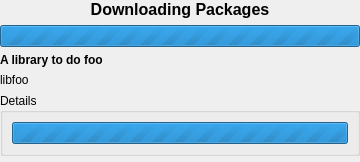
Before: the Qt Designer form libkpackagekit/KpkTransaction.ui in KDE/apper, drawn with Qt 5.
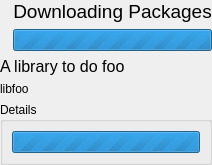
After: the same form once the commit is applied. Custom widgets are drawn as their Qt base class.

Patch:
```diff
--- a/libkpackagekit/KpkTransaction.ui
+++ b/libkpackagekit/KpkTransaction.ui
@@ -1,92 +1,104 @@
 <ui version="4.0" >
  <class>KpkTransaction</class>
- <widget class="QWidget" name="KpkTransaction" >
-  <property name="windowModality" >
-   <enum>Qt::NonModal</enum>
-  </property>
-  <property name="geometry" >
-   <rect>
-    <x>0</x>
-    <y>0</y>
-    <width>360</width>
-    <height>162</height>
-   </rect>
-  </property>
-  <property name="sizePolicy" >
-   <sizepolicy vsizetype="MinimumExpanding" hsizetype="MinimumExpanding" >
+ <widget class="QWidget" name="KpkTransaction">
+  <property name="sizePolicy">
+   <sizepolicy hsizetype="MinimumExpanding" vsizetype="MinimumExpanding">
     <horstretch>0</horstretch>
     <verstretch>0</verstretch>
    </sizepolicy>
   </property>
-  <property name="minimumSize" >
-   <size>
-    <width>360</width>
-    <height>0</height>
-   </size>
-  </property>
-  <property name="windowTitle" >
+  <property name="windowTitle">
    <string>KPackageKit - Transaction</string>
   </property>
-  <property name="locale" >
-   <locale country="UnitedStates" language="English" />
-  </property>
-  <layout class="QVBoxLayout" name="verticalLayout_2" >
-   <property name="margin" >
+  <layout class="QFormLayout" name="formLayout">
+   <property name="margin">
     <number>0</number>
    </property>
-   <item>
-    <widget class="QLabel" name="currentL" >
-     <property name="font" >
+   <item row="0" column="0">
+    <layout class="QVBoxLayout" name="verticalLayout_2">
+     <item>
+      <widget class="QLabel" name="label">
+       <property name="sizePolicy">
+        <sizepolicy hsizetype="Fixed" vsizetype="Fixed">
+         <horstretch>0</horstretch>
+         <verstretch>0</verstretch>
+        </sizepolicy>
+       </property>
+      </widget>
+     </item>
+     <item>
+      <spacer name="verticalSpacer">
+       <property name="orientation">
+        <enum>Qt::Vertical</enum>
+       </property>
+       <property name="sizeHint" stdset="0">
+        <size>
+         <width>0</width>
+         <height>0</height>
+        </size>
+       </property>
+      </spacer>
+     </item>
+    </layout>
+   </item>
+   <item row="0" column="1">
+    <layout class="QVBoxLayout" name="verticalLayout_3">
+     <item>
+      <widget class="QLabel" name="currentL">
+       <property name="font">
+        <font>
+         <pointsize>14</pointsize>
+         <weight>50</weight>
+         <bold>false</bold>
+        </font>
+       </property>
+       <property name="locale">
+        <locale language="English" country="UnitedStates"/>
+       </property>
+       <property name="text">
+        <string>Downloading Packages</string>
+       </property>
+       <property name="alignment">
+        <set>Qt::AlignCenter</set>
+       </property>
+      </widget>
+     </item>
+     <item>
+      <widget class="KpkProgressBar" name="progressBar">
+       <property name="locale">
+        <locale language="English" country="UnitedStates"/>
+       </property>
+       <property name="maximum">
+        <number>0</number>
+       </property>
+      </widget>
+     </item>
+    </layout>
+   </item>
+   <item row="1" column="0" colspan="2">
+    <widget class="QLabel" name="descriptionL">
+     <property name="font">
       <font>
        <pointsize>12</pointsize>
-       <weight>75</weight>
-       <bold>true</bold>
+       <weight>50</weight>
+       <bold>false</bold>
       </font>
      </property>
-     <property name="locale" >
-      <locale country="UnitedStates" language="English" />
-     </property>
-     <property name="text" >
-      <string>Downloading Packages</string>
-     </property>
-     <property name="alignment" >
-      <set>Qt::AlignCenter</set>
-     </property>
-    </widget>
-   </item>
-   <item>
-    <widget class="KpkProgressBar" name="progressBar" >
-     <property name="locale" >
-      <locale country="UnitedStates" language="English" />
-     </property>
-     <property name="maximum" >
-      <number>0</number>
-     </property>
-    </widget>
-   </item>
-   <item>
-    <widget class="QLabel" name="descriptionL" >
-     <property name="font" >
-      <font>
-       <weight>75</weight>
-       <bold>true</bold>
-      </font>
-     </property>
-     <property name="text" >
+     <property name="text">
       <string>A library to do foo</string>
      </property>
     </widget>
    </item>
-   <item>
-    <widget class="QLabel" name="packageL" >
-     <property name="text" >
+   <item row="2" column="0" colspan="2">
+    <widget class="QLabel" name="packageL">
+     <property name="text">
       <string>libfoo</string>
      </property>
     </widget>
    </item>
-   <item>
-    <widget class="QGroupBox" name="detailGroup" >
-     <property name="title" >
+   <item row="3" column="0" colspan="2">
+    <widget class="QGroupBox" name="detailGroup">
+     <property name="title">
       <string>Details</string>
      </property>
      <layout class="QVBoxLayout" name="verticalLayout" >
@@ -103,19 +115,6 @@
      </layout>
     </widget>
    </item>
-   <item>
-    <spacer name="verticalSpacer" >
-     <property name="orientation" >
-      <enum>Qt::Vertical</enum>
-     </property>
-     <property name="sizeHint" stdset="0" >
-      <size>
-       <width>20</width>
-       <height>0</height>
-      </size>
-     </property>
-    </spacer>
-   </item>
   </layout>
  </widget>
  <customwidgets>
```
Left out of the diff: 13 changed lines with no effect on the pictures.
